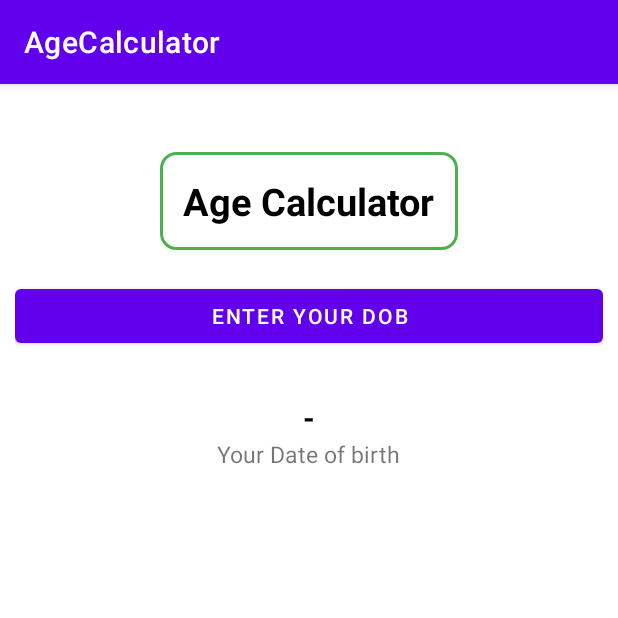
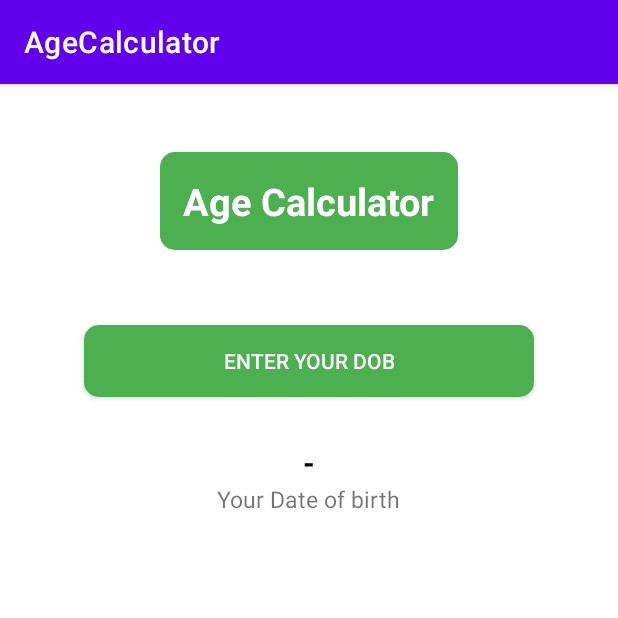
Before and after one commit to Ibrahim-K98han/AgeCalculator, an Android app: the screen it shows after launch (MainActivity), on a phone screen of 412 x 824 dp, the top half of it. Run offline under Robolectric (Android 15) with nearby library versions, the phone set to English and light mode, and no system bars.

Commit message:
button shap added

```diff
--- a/app/src/main/res/drawable/background_shap.xml
+++ b/app/src/main/res/drawable/background_shap.xml
@@ -2,7 +2,7 @@
 <shape xmlns:android="http://schemas.android.com/apk/res/android"
     android:shape="rectangle">
 
-    <stroke android:color="#4CAF50"
+    <solid android:color="#4CAF50"
         android:width="2dp"/>
     <corners android:radius="10dp"/>
 
--- a/app/src/main/res/layout/activity_main.xml
+++ b/app/src/main/res/layout/activity_main.xml
@@ -18,7 +18,7 @@
         android:layout_width="wrap_content"
         android:layout_height="wrap_content"
         android:text="Age Calculator"
-        android:textColor="@color/black"
+        android:textColor="@color/white"
         android:textSize="25sp"
         android:textStyle="bold"
         android:padding="15dp"
@@ -30,13 +30,14 @@
         app:layout_constraintTop_toTopOf="parent"
         app:layout_constraintVertical_bias="0.0" />
 
-    <Button
+    <androidx.appcompat.widget.AppCompatButton
         android:id="@+id/button1"
-        android:layout_width="match_parent"
+        android:layout_width="300dp"
         android:layout_height="wrap_content"
-        android:layout_marginTop="20dp"
+        android:layout_marginTop="50dp"
         android:text="ENTER YOUR DOB"
-       />
+        android:textColor="@color/white"
+        android:background="@drawable/background_shap"/>
 
     <TextView
         android:id="@+id/textView1"
```
